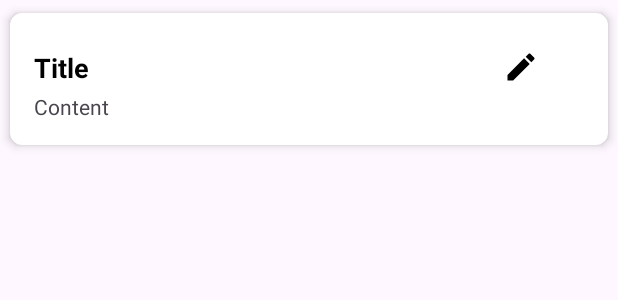
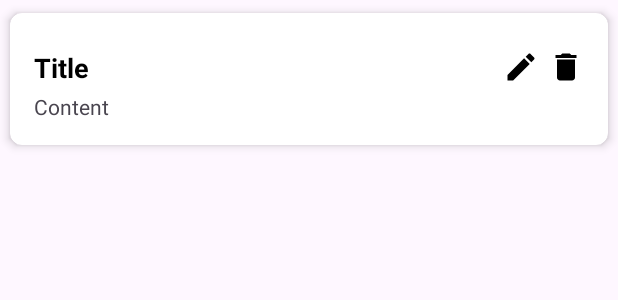
Before and after one commit to paras603/easy-cart, an Android app: the layout shopping_item.xml on its own in the app's theme, with its tools: preview values and no code run, on a phone screen of 412 x 824 dp. Shown: the top 300 px of the screen. Run offline under Robolectric (Android 15) with nearby library versions, the phone set to English and light mode, and no system bars.

Commit message:
crud successful

```diff
--- a/app/build.gradle.kts
+++ b/app/build.gradle.kts
@@ -35,9 +35,6 @@ android {
     kotlinOptions {
         jvmTarget = "1.8"
     }
-//    viewBinding {
-//        enable = true
-//    }
     buildFeatures{
         viewBinding = true
     }
--- a/app/src/main/java/com/example/easy_cart/UpdateShoppingListActivity.kt
+++ b/app/src/main/java/com/example/easy_cart/UpdateShoppingListActivity.kt
@@ -25,10 +25,11 @@ class UpdateShoppingListActivity : AppCompatActivity() {
 
         db = ShoppingListDatabaseHelper(this)
 
-        shoppingListId = intent.getIntExtra("list_id", -1)
+        shoppingListId = intent.getIntExtra("shopping_list_id", -1)
 
         Log.d("UpdateShoppingListActivity", "Received ID: $shoppingListId")
         if (shoppingListId == -1){
+            Log.d("abc", "shopping list id not found")
             finish()
             return
         }
--- /dev/null
+++ b/app/src/main/res/drawable/baseline_delete_24.xml
@@ -0,0 +1,5 @@
+<vector xmlns:android="http://schemas.android.com/apk/res/android" android:height="24dp" android:tint="#000000" android:viewportHeight="24" android:viewportWidth="24" android:width="24dp">
+
+    <path android:fillColor="@android:color/white" android:pathData="M6,19c0,1.1 0.9,2 2,2h8c1.1,0 2,-0.9 2,-2V7H6v12zM19,4h-3.5l-1,-1h-5l-1,1H5v2h14V4z"/>
+
+</vector>
--- a/app/src/main/res/layout/shopping_item.xml
+++ b/app/src/main/res/layout/shopping_item.xml
@@ -37,6 +37,13 @@
                 android:layout_marginEnd="30dp"
                 android:src="@drawable/baseline_edit_24"/>
 
+            <ImageView
+                android:id="@+id/deleteButton"
+                android:layout_width="24dp"
+                android:layout_height="24dp"
+                android:layout_alignParentEnd="true"
+                android:src="@drawable/baseline_delete_24"/>
+
         </RelativeLayout>
 
         <TextView
```
Also changed, not shown: app/src/main/java/com/example/easy_cart/ShoppingListAdapter.kt (+11 -4 lines), app/src/main/java/com/example/easy_cart/ShoppingListDatabaseHelper.kt (+8 -0 lines), app/src/main/res/layout/item_shopping_list.xml (deleted, +0 -44 lines).
